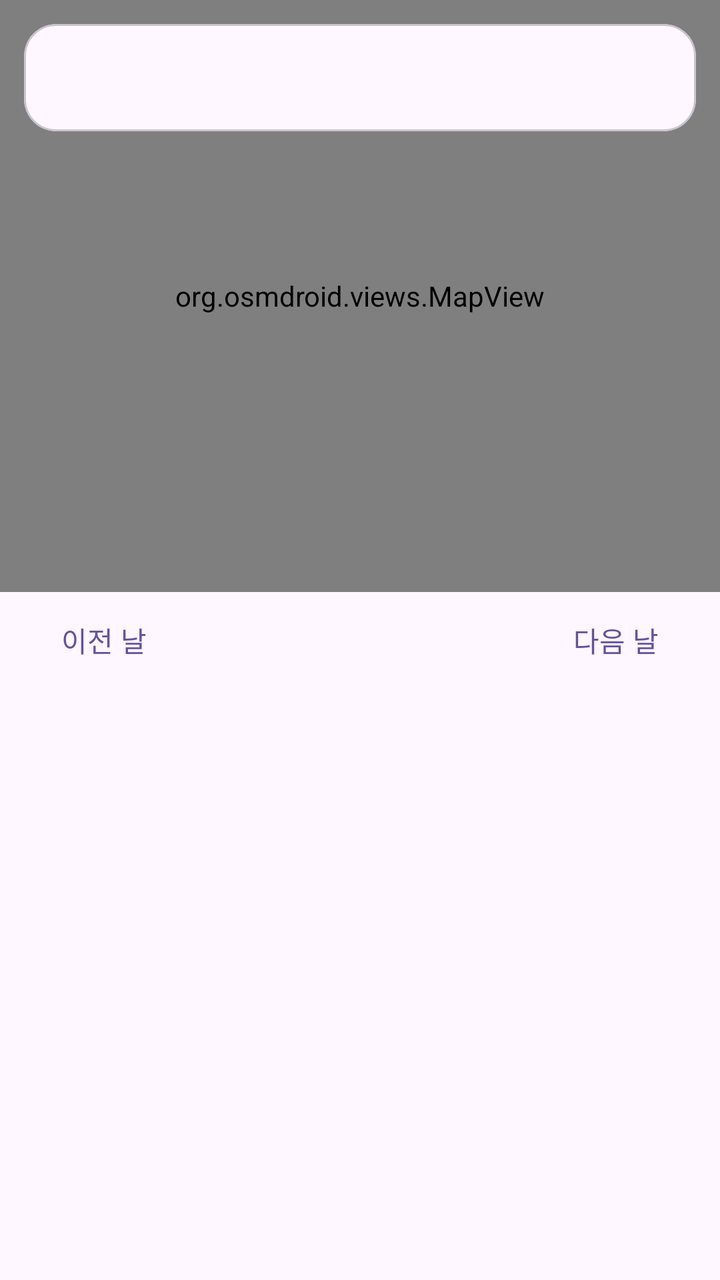
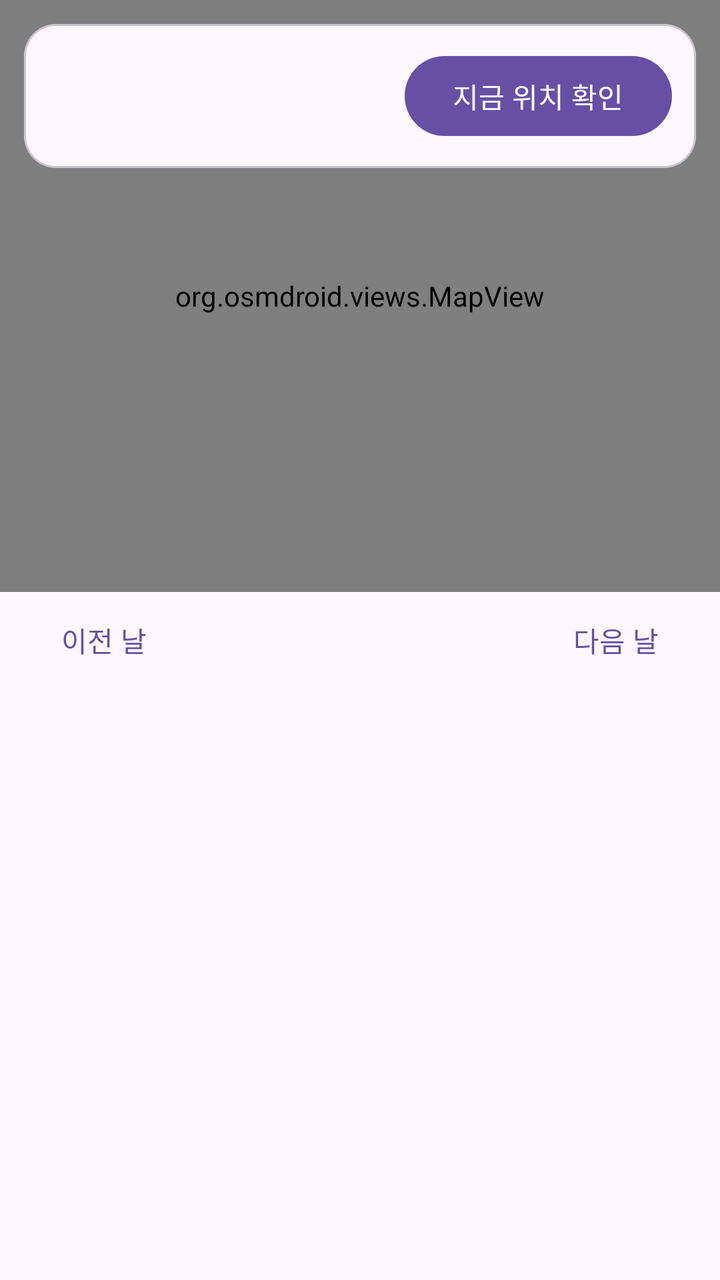

Screens rendered from an Android XML layout before and after an edit, with the pre-edit source and the edit as a unified diff.
<!-- AndroidManifest.xml: application theme Theme.KidCare -->
<!-- res/layout/fragment_map_timeline.xml -->
<?xml version="1.0" encoding="utf-8"?>
<LinearLayout xmlns:android="http://schemas.android.com/apk/res/android"
    xmlns:app="http://schemas.android.com/apk/res-auto"
    android:layout_width="match_parent"
    android:layout_height="match_parent"
    android:orientation="vertical">

    <FrameLayout
        android:layout_width="match_parent"
        android:layout_height="0dp"
        android:layout_weight="1">

        <org.osmdroid.views.MapView
            android:id="@+id/map_view"
            android:layout_width="match_parent"
            android:layout_height="match_parent" />

        
        <com.google.android.material.card.MaterialCardView
            android:id="@+id/status_card"
            android:layout_width="match_parent"
            android:layout_height="wrap_content"
            android:layout_gravity="top"
            android:layout_margin="12dp"
            app:cardCornerRadius="16dp">

            <TextView
                android:id="@+id/status_bar"
                android:layout_width="match_parent"
                android:layout_height="wrap_content"
                android:padding="16dp"
                android:textAppearance="?attr/textAppearanceBodyLarge" />
        </com.google.android.material.card.MaterialCardView>
    </FrameLayout>

    <LinearLayout
        android:layout_width="match_parent"
        android:layout_height="wrap_content"
        android:orientation="horizontal"
        android:gravity="center_vertical"
        android:paddingHorizontal="8dp">

        <com.google.android.material.button.MaterialButton
            android:id="@+id/prev_day_button"
            style="@style/Widget.Material3.Button.TextButton"
            android:layout_width="wrap_content"
            android:layout_height="wrap_content"
            android:text="@string/day_prev" />

        <TextView
            android:id="@+id/day_header"
            android:layout_width="0dp"
            android:layout_height="wrap_content"
            android:layout_weight="1"
            android:gravity="center"
            android:textAppearance="?attr/textAppearanceTitleMedium" />

        <com.google.android.material.button.MaterialButton
            android:id="@+id/next_day_button"
            style="@style/Widget.Material3.Button.TextButton"
            android:layout_width="wrap_content"
            android:layout_height="wrap_content"
            android:text="@string/day_next" />
    </LinearLayout>

    <FrameLayout
        android:layout_width="match_parent"
        android:layout_height="0dp"
        android:layout_weight="1">

        <androidx.recyclerview.widget.RecyclerView
            android:id="@+id/timeline_list"
            android:layout_width="match_parent"
            android:layout_height="match_parent"
            android:clipToPadding="false"
            android:paddingBottom="8dp" />

        <TextView
            android:id="@+id/timeline_empty"
            android:layout_width="match_parent"
            android:layout_height="match_parent"
            android:gravity="center"
            android:text="@string/timeline_empty"
            android:textAppearance="?attr/textAppearanceBodyMedium"
            android:visibility="gone" />
    </FrameLayout>
</LinearLayout>
<!-- resources referenced by this layout -->
<resources>
  <string name="day_next">다음 날</string>
  <string name="day_prev">이전 날</string>
  <string name="timeline_empty">이 날은 기록이 없어요</string>
  <style name="Theme.KidCare" parent="Theme.Material3.DayNight.NoActionBar">
          <item name="android:statusBarColor" tools:targetApi="l">?attr/colorSurface</item>
      </style>
</resources>

<!-- the commit's change to res/layout/fragment_map_timeline.xml (unified diff, before → after) -->
@@ -24,12 +24,36 @@
             android:layout_margin="12dp"
             app:cardCornerRadius="16dp">
 
-            <TextView
-                android:id="@+id/status_bar"
+            
+            <LinearLayout
                 android:layout_width="match_parent"
                 android:layout_height="wrap_content"
-                android:padding="16dp"
-                android:textAppearance="?attr/textAppearanceBodyLarge" />
+                android:baselineAligned="false"
+                android:gravity="center_vertical"
+                android:orientation="horizontal"
+                android:padding="12dp">
+
+                <TextView
+                    android:id="@+id/status_bar"
+                    android:layout_width="0dp"
+                    android:layout_height="wrap_content"
+                    android:layout_weight="1"
+                    android:textAppearance="?attr/textAppearanceBodyMedium" />
+
+                <ProgressBar
+                    android:id="@+id/locate_progress"
+                    style="?android:attr/progressBarStyleSmall"
+                    android:layout_width="20dp"
+                    android:layout_height="20dp"
+                    android:layout_marginEnd="8dp"
+                    android:visibility="gone" />
+
+                <com.google.android.material.button.MaterialButton
+                    android:id="@+id/locate_button"
+                    android:layout_width="wrap_content"
+                    android:layout_height="wrap_content"
+                    android:text="@string/map_locate_now" />
+            </LinearLayout>
         </com.google.android.material.card.MaterialCardView>
     </FrameLayout>
 
<!-- resource entries referenced after the edit -->
@@ -2,6 +2,7 @@
 <resources>
   <string name="day_next">다음 날</string>
   <string name="day_prev">이전 날</string>
+  <string name="map_locate_now">지금 위치 확인</string>
   <string name="timeline_empty">이 날은 기록이 없어요</string>
   <style name="Theme.KidCare" parent="Theme.Material3.DayNight.NoActionBar">
           <item name="android:statusBarColor" tools:targetApi="l">?attr/colorSurface</item>
